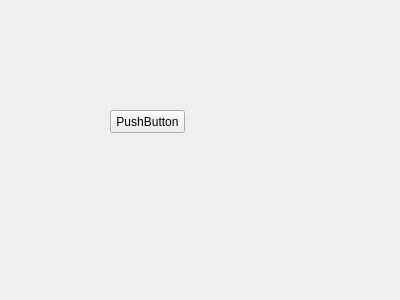
This is front_qt/static/home.ui in ydh2500/smartstore_manager_v2 as Qt 5 draws it before an edit. The edited form follows.
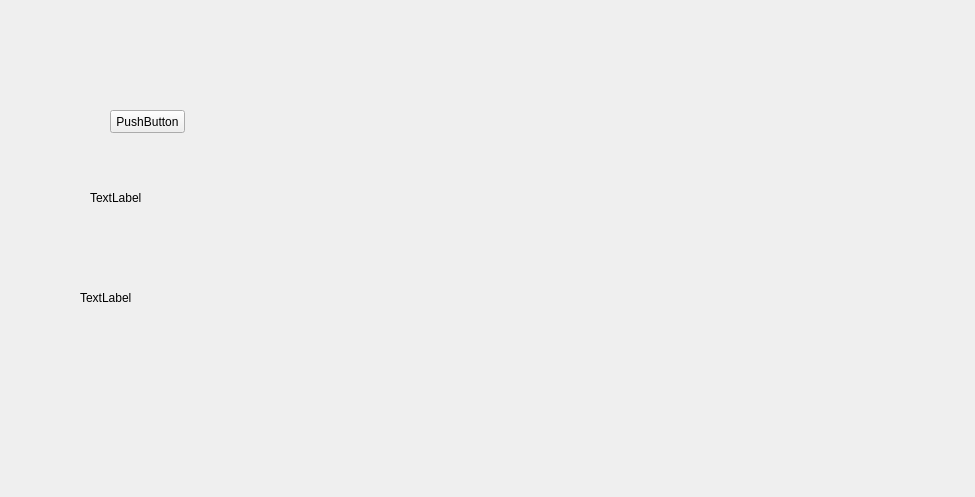
This is the edited form.

Patch:
```diff
--- a/front_qt/static/home.ui
+++ b/front_qt/static/home.ui
@@ -6,8 +6,8 @@
    <rect>
     <x>0</x>
     <y>0</y>
-    <width>400</width>
-    <height>300</height>
+    <width>975</width>
+    <height>497</height>
    </rect>
   </property>
   <property name="windowTitle">
@@ -26,6 +26,32 @@
     <string>PushButton</string>
    </property>
   </widget>
+  <widget class="QLabel" name="label">
+   <property name="geometry">
+    <rect>
+     <x>90</x>
+     <y>190</y>
+     <width>591</width>
+     <height>16</height>
+    </rect>
+   </property>
+   <property name="text">
+    <string>TextLabel</string>
+   </property>
+  </widget>
+  <widget class="QLabel" name="label_2">
+   <property name="geometry">
+    <rect>
+     <x>80</x>
+     <y>290</y>
+     <width>581</width>
+     <height>16</height>
+    </rect>
+   </property>
+   <property name="text">
+    <string>TextLabel</string>
+   </property>
+  </widget>
  </widget>
  <resources/>
  <connections/>
```
